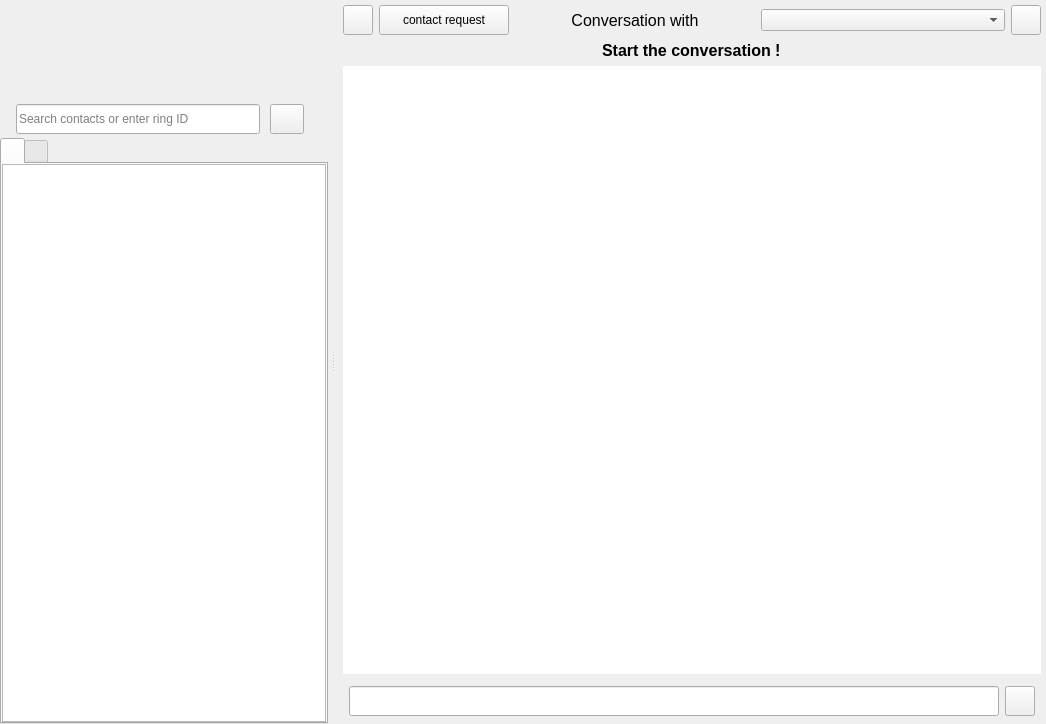
Above: callwidget.ui from savoirfairelinux/jami-client-windows before the change. Below: the same form after it.
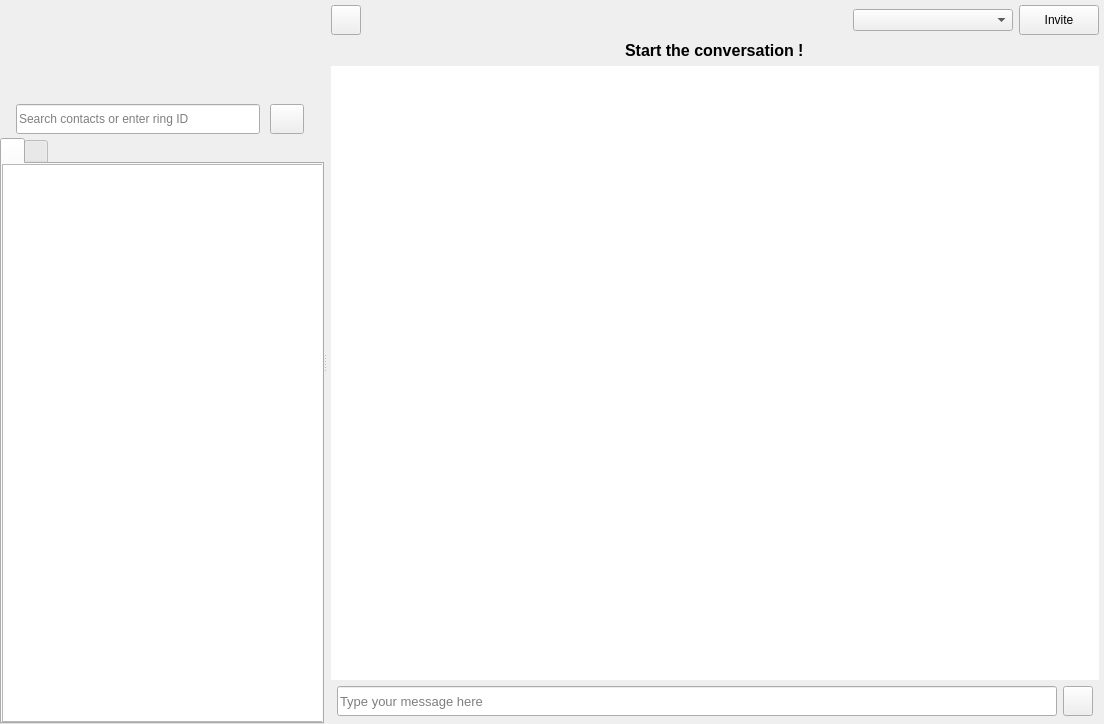
That is the form after the change. The open tabs and pages were chosen to show the change. Icons and pictures are not drawn. Custom widgets are drawn as their Qt base class.

Commit message:
change instant messaging UI
changing the interface to provide a clearer view
and convert the remaining unecessary hashes to
registered name when available.

The edit to the form file:
```diff
--- a/callwidget.ui
+++ b/callwidget.ui
@@ -77,7 +77,7 @@
         <enum>Qt::Horizontal</enum>
        </property>
        <property name="handleWidth">
-        <number>10</number>
+        <number>2</number>
        </property>
        <property name="childrenCollapsible">
         <bool>true</bool>
@@ -1046,28 +1046,6 @@
                     </property>
                    </widget>
                   </item>
-                  <item>
-                   <widget class="QPushButton" name="sendContactRequestPageButton">
-                    <property name="sizePolicy">
-                     <sizepolicy hsizetype="Minimum" vsizetype="Fixed">
-                      <horstretch>0</horstretch>
-                      <verstretch>0</verstretch>
-                     </sizepolicy>
-                    </property>
-                    <property name="minimumSize">
-                     <size>
-                      <width>130</width>
-                      <height>30</height>
-                     </size>
-                    </property>
-                    <property name="styleSheet">
-                     <string notr="true"/>
-                    </property>
-                    <property name="text">
-                     <string>contact request</string>
-                    </property>
-                   </widget>
-                  </item>
                   <item>
                    <spacer name="horizontalSpacer_7">
                     <property name="orientation">
@@ -1083,6 +1061,12 @@
                   </item>
                   <item>
                    <widget class="QLabel" name="imNameLabel">
+                    <property name="minimumSize">
+                     <size>
+                      <width>400</width>
+                      <height>0</height>
+                     </size>
+                    </property>
                     <property name="font">
                      <font>
                       <pointsize>12</pointsize>
@@ -1091,7 +1075,7 @@
                      </font>
                     </property>
                     <property name="text">
-                     <string>Conversation with</string>
+                     <string/>
                     </property>
                     <property name="alignment">
                      <set>Qt::AlignCenter</set>
@@ -1118,44 +1102,31 @@
                    <widget class="QComboBox" name="contactMethodComboBox">
                     <property name="minimumSize">
                      <size>
-                      <width>244</width>
+                      <width>160</width>
                       <height>0</height>
                      </size>
                     </property>
                    </widget>
                   </item>
                   <item>
-                   <widget class="QPushButton" name="copyCMButton">
+                   <widget class="QPushButton" name="sendContactRequestPageButton">
                     <property name="sizePolicy">
-                     <sizepolicy hsizetype="Fixed" vsizetype="Fixed">
+                     <sizepolicy hsizetype="Minimum" vsizetype="Fixed">
                       <horstretch>0</horstretch>
                       <verstretch>0</verstretch>
                      </sizepolicy>
                     </property>
                     <property name="minimumSize">
                      <size>
-                      <width>30</width>
+                      <width>50</width>
                       <height>30</height>
                      </size>
                     </property>
-                    <property name="maximumSize">
-                     <size>
-                      <width>30</width>
-                      <height>30</height>
-                     </size>
+                    <property name="styleSheet">
+                     <string notr="true"/>
                     </property>
                     <property name="text">
-                     <string/>
-                    </property>
-                    <property name="icon">
-                     <iconset resource="ressources.qrc">
-                      <normaloff>:/images/icons/ic_content_copy_white_24dp.png</normaloff>:/images/icons/ic_content_copy_white_24dp.png</iconset>
-                    </property>
-                    <property name="iconSize">
-                     <size>
-                      <width>18</width>
-                      <height>18</height>
-                     </size>
+                     <string>Invite</string>
                     </property>
                    </widget>
                   </item>
@@ -1209,6 +1180,9 @@
                   <property name="horizontalScrollMode">
                    <enum>QAbstractItemView::ScrollPerPixel</enum>
                   </property>
+                  <property name="spacing">
+                   <number>1</number>
+                  </property>
                   <property name="wordWrap">
                    <bool>true</bool>
                   </property>
@@ -1223,7 +1197,7 @@
                    <number>6</number>
                   </property>
                   <property name="topMargin">
-                   <number>6</number>
+                   <number>0</number>
                   </property>
                   <property name="rightMargin">
                    <number>6</number>
@@ -1244,6 +1218,12 @@
                       <pointsize>10</pointsize>
                      </font>
                     </property>
+                    <property name="inputMask">
+                     <string/>
+                    </property>
+                    <property name="placeholderText">
+                     <string>Type your message here</string>
+                    </property>
                    </widget>
                   </item>
                   <item>
```
Left out of the diff: 2 changed lines with no effect on the pictures. The commit also changes 3 other files.
